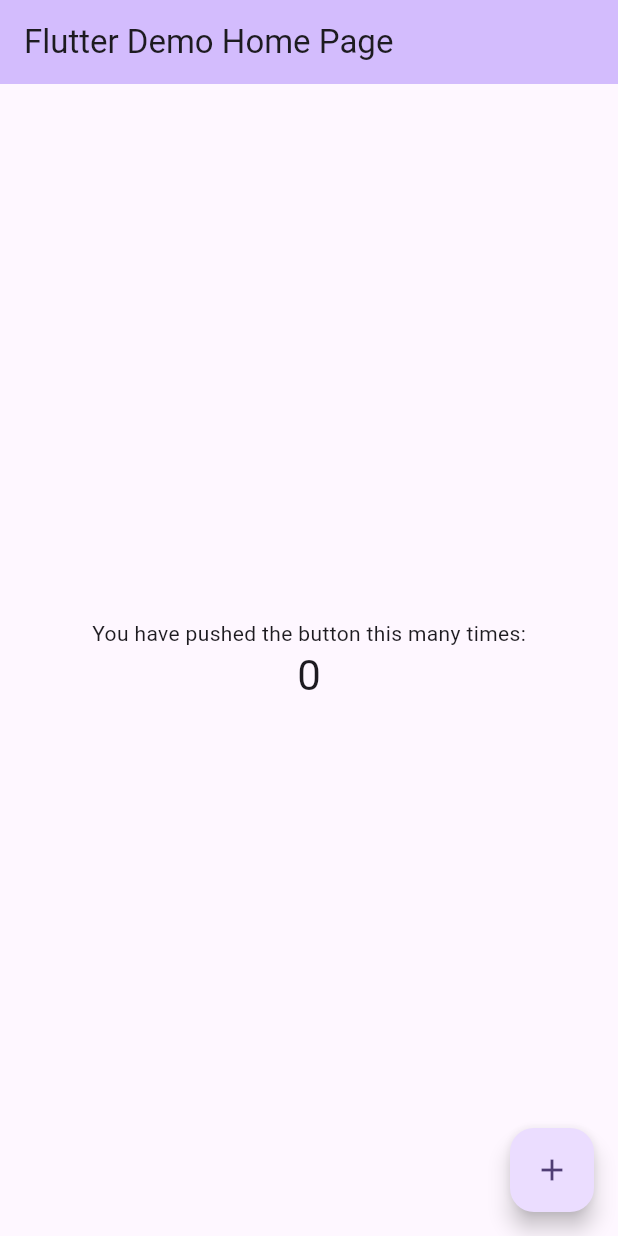
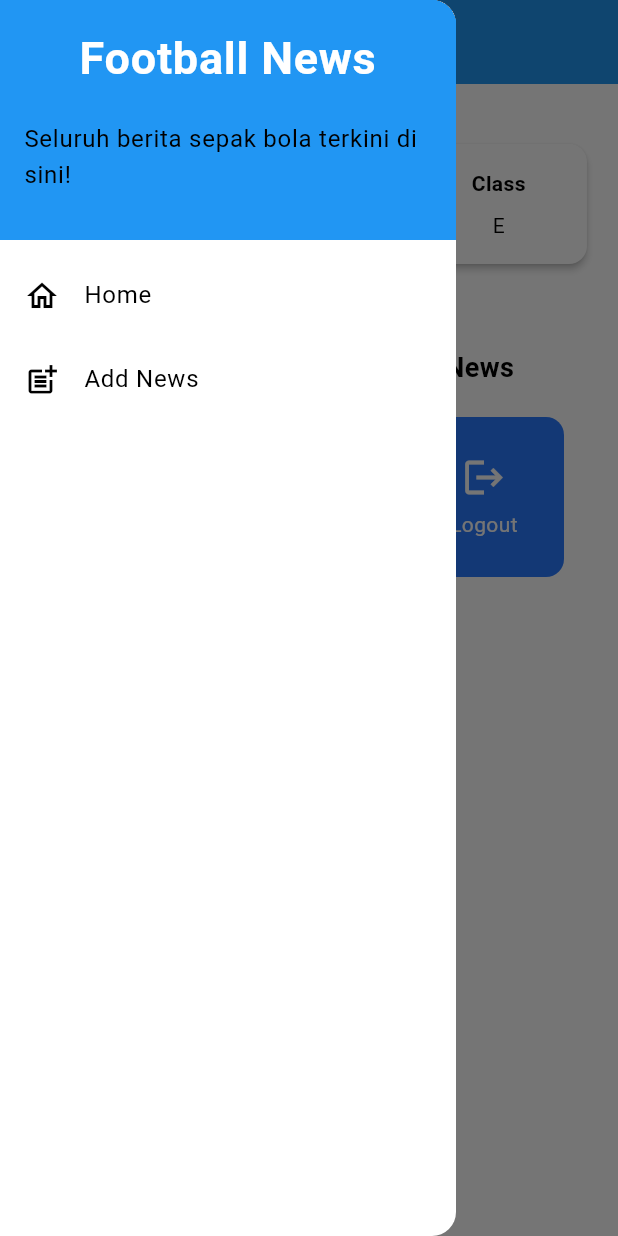
Before and after one commit to manpas-thebreathinghuman/football-news-mobile, a Flutter app: the screen it shows after launch, with the side drawer open (before the commit the screen has no drawer), on a phone screen of 412 x 824 dp. Run offline on Flutter 3.47's test engine with Material 3 defaults, Android fonts, the phone set to English and light mode, and no system bars.

Commit message:
tutroial 7 lmao

```diff
--- a/lib/main.dart
+++ b/lib/main.dart
@@ -1,4 +1,5 @@
 import 'package:flutter/material.dart';
+import 'package:football_news_mobile/menu.dart';
 
 void main() {
   runApp(const MyApp());
@@ -13,110 +14,10 @@ class MyApp extends StatelessWidget {
     return MaterialApp(
       title: 'Flutter Demo',
       theme: ThemeData(
-        // This is the theme of your application.
-        //
-        // TRY THIS: Try running your application with "flutter run". You'll see
-        // the application has a purple toolbar. Then, without quitting the app,
-        // try changing the seedColor in the colorScheme below to Colors.green
-        // and then invoke "hot reload" (save your changes or press the "hot
-        // reload" button in a Flutter-supported IDE, or press "r" if you used
-        // the command line to start the app).
-        //
-        // Notice that the counter didn't reset back to zero; the application
-        // state is not lost during the reload. To reset the state, use hot
-        // restart instead.
-        //
-        // This works for code too, not just values: Most code changes can be
-        // tested with just a hot reload.
-        colorScheme: ColorScheme.fromSeed(seedColor: Colors.deepPurple),
+        colorScheme: ColorScheme.fromSwatch(primarySwatch: Colors.blue)
+            .copyWith(secondary: Colors.blueAccent[400]),
       ),
-      home: const MyHomePage(title: 'Flutter Demo Home Page'),
+      home: MyHomePage(),
     );
   }
 }
-
-class MyHomePage extends StatefulWidget {
-  const MyHomePage({super.key, required this.title});
-
-  // This widget is the home page of your application. It is stateful, meaning
-  // that it has a State object (defined below) that contains fields that affect
-  // how it looks.
-
-  // This class is the configuration for the state. It holds the values (in this
-  // case the title) provided by the parent (in this case the App widget) and
-  // used by the build method of the State. Fields in a Widget subclass are
-  // always marked "final".
-
-  final String title;
-
-  @override
-  State<MyHomePage> createState() => _MyHomePageState();
-}
-
-class _MyHomePageState extends State<MyHomePage> {
-  int _counter = 0;
-
-  void _incrementCounter() {
-    setState(() {
-      // This call to setState tells the Flutter framework that something has
-      // changed in this State, which causes it to rerun the build method below
-      // so that the display can reflect the updated values. If we changed
-      // _counter without calling setState(), then the build method would not be
-      // called again, and so nothing would appear to happen.
-      _counter++;
-    });
-  }
-
-  @override
-  Widget build(BuildContext context) {
-    // This method is rerun every time setState is called, for instance as done
-    // by the _incrementCounter method above.
-    //
-    // The Flutter framework has been optimized to make rerunning build methods
-    // fast, so that you can just rebuild anything that needs updating rather
-    // than having to individually change instances of widgets.
-    return Scaffold(
-      appBar: AppBar(
-        // TRY THIS: Try changing the color here to a specific color (to
-        // Colors.amber, perhaps?) and trigger a hot reload to see the AppBar
-        // change color while the other colors stay the same.
-        backgroundColor: Theme.of(context).colorScheme.inversePrimary,
-        // Here we take the value from the MyHomePage object that was created by
-        // the App.build method, and use it to set our appbar title.
-        title: Text(widget.title),
-      ),
-      body: Center(
-        // Center is a layout widget. It takes a single child and positions it
-        // in the middle of the parent.
-        child: Column(
-          // Column is also a layout widget. It takes a list of children and
-          // arranges them vertically. By default, it sizes itself to fit its
-          // children horizontally, and tries to be as tall as its parent.
-          //
-          // Column has various properties to control how it sizes itself and
-          // how it positions its children. Here we use mainAxisAlignment to
-          // center the children vertically; the main axis here is the vertical
-          // axis because Columns are vertical (the cross axis would be
-          // horizontal).
-          //
-          // TRY THIS: Invoke "debug painting" (choose the "Toggle Debug Paint"
-          // action in the IDE, or press "p" in the console), to see the
-          // wireframe for each widget.
-          mainAxisAlignment: MainAxisAlignment.center,
-          children: <Widget>[
-            const Text('You have pushed the button this many times:'),
-            Text(
-              '$_counter',
-              style: Theme.of(context).textTheme.headlineMedium,
-            ),
-          ],
-        ),
-      ),
-      floatingActionButton: FloatingActionButton(
-        onPressed: _incrementCounter,
-        tooltip: 'Increment',
-        child: const Icon(Icons.add),
-      ), // This trailing comma makes auto-formatting nicer for build methods.
-    );
-  }
-}
--- /dev/null
+++ b/lib/menu.dart
@@ -0,0 +1,203 @@
+import 'package:flutter/material.dart';
+import 'package:football_news_mobile/menu.dart';
+// Import drawer widget
+import 'package:football_news_mobile/newslist_form.dart';
+import 'package:football_news_mobile/widgets/left_drawer.dart';
+
+class MyHomePage extends StatelessWidget {
+  MyHomePage({super.key});
+
+  final String nama = "Muhammad Fadhlurrohman Pasya"; //nama
+  final String npm = "2406411830"; //npm
+  final String kelas = "E"; //kelas
+
+  final List<ItemHomepage> items = [
+    ItemHomepage("See Football News", Icons.newspaper),
+    ItemHomepage("Add News", Icons.add),
+    ItemHomepage("Logout", Icons.logout),
+  ];
+
+  @override
+  Widget build(BuildContext context) {
+    // Scaffold menyediakan struktur dasar halaman dengan AppBar dan body.
+    return Scaffold(
+      // AppBar adalah bagian atas halaman yang menampilkan judul.
+      appBar: AppBar(
+        // Judul aplikasi "Football News" dengan teks putih dan tebal.
+        title: const Text(
+          'Football News',
+          style: TextStyle(
+            color: Colors.white,
+            fontWeight: FontWeight.bold,
+          ),
+        ),
+        // Warna latar belakang AppBar diambil dari skema warna tema aplikasi.
+        backgroundColor: Theme.of(context).colorScheme.primary,
+      ),
+      drawer: LeftDrawer(),
+      // Body halaman dengan padding di sekelilingnya.
+      body: Padding(
+        padding: const EdgeInsets.all(16.0),
+        // Menyusun widget secara vertikal dalam sebuah kolom.
+        child: Column(
+          crossAxisAlignment: CrossAxisAlignment.center,
+          children: [
+            // Row untuk menampilkan 3 InfoCard secara horizontal.
+            Row(
+              mainAxisAlignment: MainAxisAlignment.spaceEvenly,
+              children: [
+                InfoCard(title: 'NPM', content: npm),
+                InfoCard(title: 'Name', content: nama),
+                InfoCard(title: 'Class', content: kelas),
+              ],
+            ),
+
+            // Memberikan jarak vertikal 16 unit.
+            const SizedBox(height: 16.0),
+
+            // Menempatkan widget berikutnya di tengah halaman.
+            Center(
+              child: Column(
+                // Menyusun teks dan grid item secara vertikal.
+
+                children: [
+                  // Menampilkan teks sambutan dengan gaya tebal dan ukuran 18.
+                  const Padding(
+                    padding: EdgeInsets.only(top: 16.0),
+                    child: Text(
+                      'Selamat datang di Football News',
+                      style: TextStyle(
+                        fontWeight: FontWeight.bold,
+                        fontSize: 18.0,
+                      ),
+                    ),
+                  ),
+
+                  // Grid untuk menampilkan ItemCard dalam bentuk grid 3 kolom.
+                  GridView.count(
+                    primary: true,
+                    padding: const EdgeInsets.all(20),
+                    crossAxisSpacing: 10,
+                    mainAxisSpacing: 10,
+                    crossAxisCount: 3,
+                    // Agar grid menyesuaikan tinggi kontennya.
+                    shrinkWrap: true,
+
+                    // Menampilkan ItemCard untuk setiap item dalam list items.
+                    children: items.map((ItemHomepage item) {
+                      return ItemCard(item);
+                    }).toList(),
+                  ),
+                ],
+              ),
+            ),
+          ],
+        ),
+      ),
+    );
+  }
+}
+
+class ItemHomepage {
+  final String name;
+  final IconData icon;
+
+  ItemHomepage(this.name, this.icon);
+}
+
+class InfoCard extends StatelessWidget {
+  // Kartu informasi yang menampilkan title dan content.
+
+  final String title;  // Judul kartu.
+  final String content;  // Isi kartu.
+
+  const InfoCard({super.key, required this.title, required this.content});
+
+  @override
+  Widget build(BuildContext context) {
+    return Card(
+      // Membuat kotak kartu dengan bayangan dibawahnya.
+      elevation: 2.0,
+      child: Container(
+        // Mengatur ukuran dan jarak di dalam kartu.
+        width: MediaQuery.of(context).size.width / 3.5, // menyesuaikan dengan lebar device yang digunakan.
+        padding: const EdgeInsets.all(16.0),
+        // Menyusun title dan content secara vertikal.
+        child: Column(
+          children: [
+            Text(
+              title,
+              style: const TextStyle(fontWeight: FontWeight.bold),
+            ),
+            const SizedBox(height: 8.0),
+            Text(content),
+          ],
+        ),
+      ),
+    );
+  }
+}
+
+class ItemCard extends StatelessWidget {
+  // Menampilkan kartu dengan ikon dan nama.
+
+  final ItemHomepage item;
+
+  const ItemCard(this.item, {super.key});
+
+  @override
+  Widget build(BuildContext context) {
+    return Material(
+      // Menentukan warna latar belakang dari tema aplikasi.
+      color: Theme.of(context).colorScheme.secondary,
+      // Membuat sudut kartu melengkung.
+      borderRadius: BorderRadius.circular(12),
+
+      child: InkWell(
+        // Aksi ketika kartu ditekan.
+        // Area responsif terhadap sentuhan
+        onTap: () {
+          // Memunculkan SnackBar ketika diklik
+          ScaffoldMessenger.of(context)
+            ..hideCurrentSnackBar()
+            ..showSnackBar(SnackBar(
+                content: Text("Kamu telah menekan tombol ${item.name}!")));
+
+          // Navigate ke route yang sesuai (tergantung jenis tombol)
+          if (item.name == "Tambah Berita") {
+            Navigator.push(context,
+              MaterialPageRoute(builder: (context) => NewsFormPage()),
+            );
+
+          }
+
+        },
+        // Container untuk menyimpan Icon dan Text
+        child: Container(
+          padding: const EdgeInsets.all(8),
+          child: Center(
+            child: Column(
+              // Menyusun ikon dan teks di tengah kartu.
+              mainAxisAlignment: MainAxisAlignment.center,
+              children: [
+                Icon(
+                  item.icon,
+                  color: Colors.white,
+                  size: 30.0,
+                ),
+                const Padding(padding: EdgeInsets.all(3)),
+                Text(
+                  item.name,
+                  textAlign: TextAlign.center,
+                  style: const TextStyle(color: Colors.white),
+                ),
+              ],
+            ),
+          ),
+        ),
+      ),
+    );
+  }
+
+
+}
--- /dev/null
+++ b/lib/widgets/left_drawer.dart
@@ -0,0 +1,62 @@
+import 'package:flutter/material.dart';
+import 'package:football_news_mobile/menu.dart';
+
+class LeftDrawer extends StatelessWidget {
+  const LeftDrawer({super.key});
+
+  @override
+  Widget build(BuildContext context) {
+    return Drawer(
+      child: ListView(
+        children: [
+          const DrawerHeader(
+            decoration: BoxDecoration(
+              color: Colors.blue,
+            ),
+            child: Column(
+              children: [
+                Text(
+                  'Football News',
+                  textAlign: TextAlign.center,
+                  style: TextStyle(
+                    fontSize: 30,
+                    fontWeight: FontWeight.bold,
+                    color: Colors.white,
+                  ),
+                ),
+                Padding(padding: EdgeInsets.all(10)),
+                Text("Seluruh berita sepak bola terkini di sini!",
+                  // TODO: Tambahkan gaya teks dengan center alignment, font ukuran 15, warna putih, dan weight biasa
+                ),
+              ],
+            ),
+          ),
+          ListTile(
+            leading: const Icon(Icons.home_outlined),
+            title: const Text('Home'),
+            // Bagian redirection ke MyHomePage
+            onTap: () {
+              Navigator.pushReplacement(
+                  context,
+                  MaterialPageRoute(
+                    builder: (context) => MyHomePage(),
+                  ));
+            },
+          ),
+          ListTile(
+            leading: const Icon(Icons.post_add),
+            title: const Text('Add News'),
+            // Bagian redirection ke NewsFormPage
+            onTap: () {
+              /*
+    TODO: Buatlah routing ke NewsFormPage di sini,
+    setelah halaman NewsFormPage sudah dibuat.
+    */
+            },
+          ),
+// TODO: Buat ListTile baru untuk ke halaman melihat news
+        ],
+      ),
+    );
+  }
+}
```
Also changed, not shown: lib/newslist_form.dart (added, +213 -0 lines).
